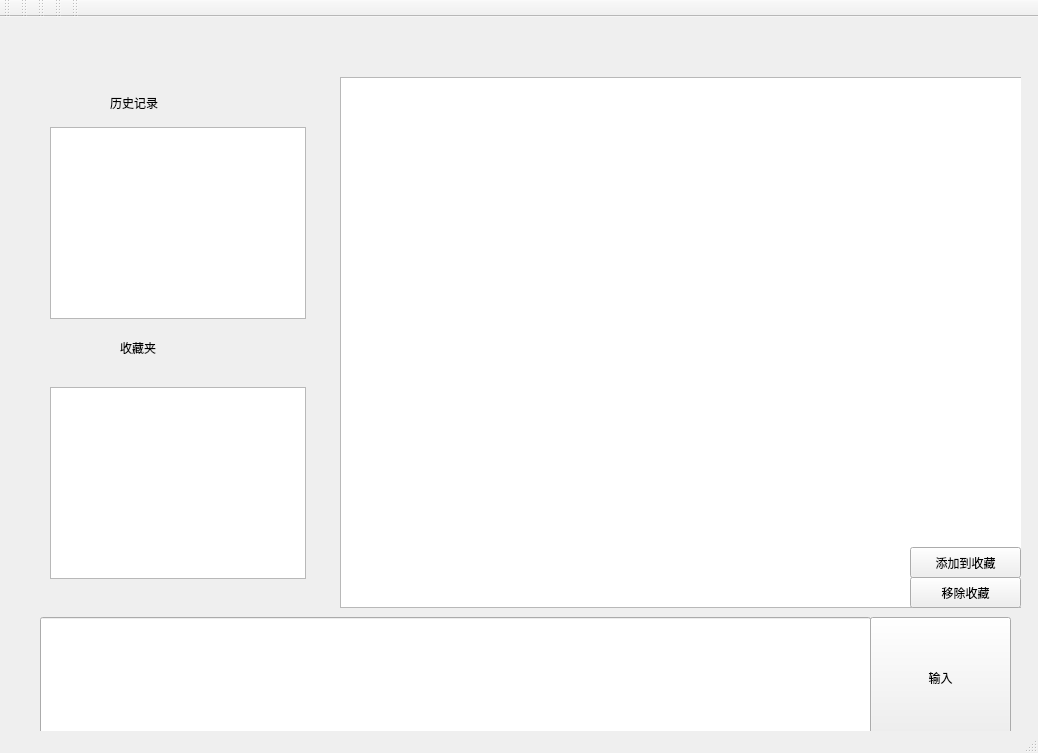
Qt form mainwindow/mainwindow.ui (Ryan-Big-Data-grade24-scut/mainwindow3) before a commit.
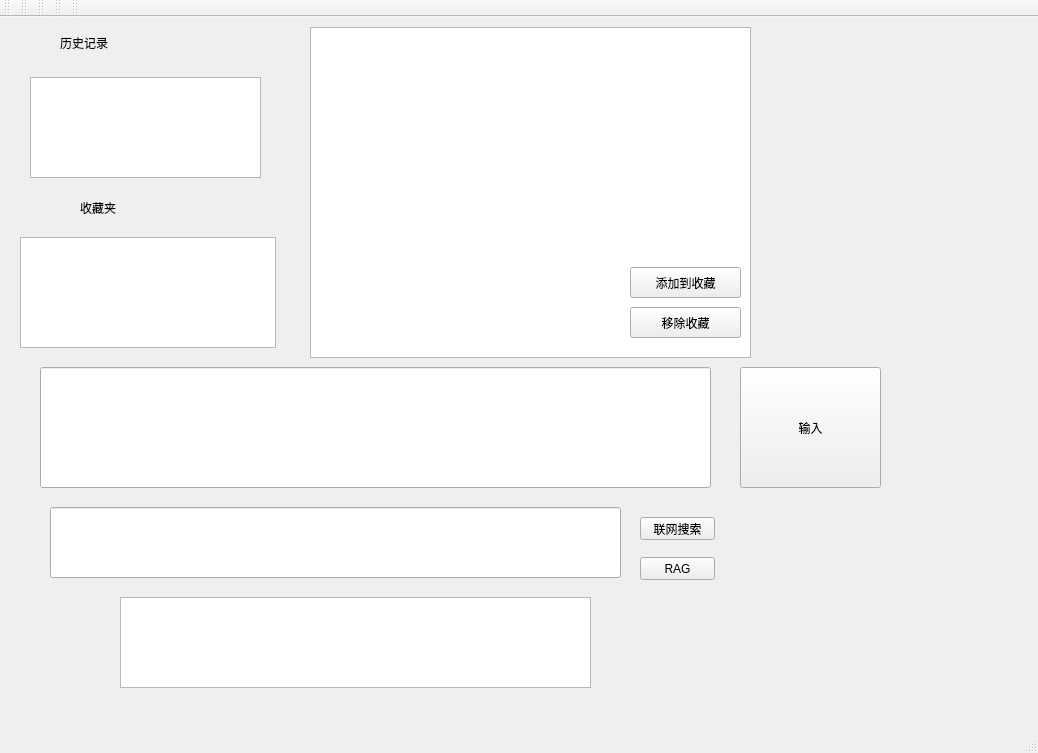
The same form after that commit. The open tabs and pages were chosen to show the change.

Commit message: 能联网搜索

Patch:
```diff
--- a/mainwindow/mainwindow.ui
+++ b/mainwindow/mainwindow.ui
@@ -17,8 +17,8 @@
    <widget class="QStackedWidget" name="stackedWidget">
     <property name="geometry">
      <rect>
-      <x>20</x>
-      <y>50</y>
+      <x>0</x>
+      <y>0</y>
       <width>1001</width>
       <height>671</height>
      </rect>
@@ -215,8 +215,8 @@
      <widget class="QLabel" name="label_5">
       <property name="geometry">
        <rect>
-        <x>90</x>
-        <y>10</y>
+        <x>60</x>
+        <y>0</y>
         <width>151</width>
         <height>51</height>
        </rect>
@@ -231,18 +231,18 @@
      <widget class="QTextEdit" name="textEdit_result">
       <property name="geometry">
        <rect>
-        <x>320</x>
+        <x>310</x>
         <y>10</y>
-        <width>771</width>
-        <height>531</height>
+        <width>441</width>
+        <height>331</height>
        </rect>
       </property>
      </widget>
      <widget class="QPushButton" name="pushButton_ollama">
       <property name="geometry">
        <rect>
-        <x>850</x>
-        <y>550</y>
+        <x>740</x>
+        <y>350</y>
         <width>141</width>
         <height>121</height>
        </rect>
@@ -254,9 +254,9 @@
      <widget class="QLineEdit" name="lineEdit_prompt">
       <property name="geometry">
        <rect>
-        <x>20</x>
-        <y>550</y>
-        <width>831</width>
+        <x>40</x>
+        <y>350</y>
+        <width>671</width>
         <height>121</height>
        </rect>
       </property>
@@ -266,16 +266,16 @@
        <rect>
         <x>30</x>
         <y>60</y>
-        <width>256</width>
-        <height>192</height>
+        <width>231</width>
+        <height>101</height>
        </rect>
       </property>
      </widget>
      <widget class="QPushButton" name="pushButton_addFavorite">
       <property name="geometry">
        <rect>
-        <x>890</x>
-        <y>480</y>
+        <x>630</x>
+        <y>250</y>
         <width>111</width>
         <height>31</height>
        </rect>
@@ -287,8 +287,8 @@
      <widget class="QPushButton" name="pushButton_removeFavorite">
       <property name="geometry">
        <rect>
-        <x>890</x>
-        <y>510</y>
+        <x>630</x>
+        <y>290</y>
         <width>111</width>
         <height>31</height>
        </rect>
@@ -300,8 +300,8 @@
      <widget class="QLabel" name="label_7">
       <property name="geometry">
        <rect>
-        <x>100</x>
-        <y>260</y>
+        <x>80</x>
+        <y>170</y>
         <width>101</width>
         <height>41</height>
        </rect>
@@ -316,10 +316,56 @@
      <widget class="QListWidget" name="listWidget_favorites">
       <property name="geometry">
        <rect>
-        <x>30</x>
-        <y>320</y>
+        <x>20</x>
+        <y>220</y>
         <width>256</width>
-        <height>192</height>
+        <height>111</height>
+       </rect>
+      </property>
+     </widget>
+     <widget class="QPushButton" name="pushButton_search">
+      <property name="geometry">
+       <rect>
+        <x>640</x>
+        <y>500</y>
+        <width>75</width>
+        <height>23</height>
+       </rect>
+      </property>
+      <property name="text">
+       <string>联网搜索</string>
+      </property>
+     </widget>
+     <widget class="QPushButton" name="pushButton_rag">
+      <property name="geometry">
+       <rect>
+        <x>640</x>
+        <y>540</y>
+        <width>75</width>
+        <height>23</height>
+       </rect>
+      </property>
+      <property name="text">
+       <string>RAG</string>
+      </property>
+     </widget>
+     <widget class="QLineEdit" name="lineEdit_search">
+      <property name="geometry">
+       <rect>
+        <x>50</x>
+        <y>490</y>
+        <width>571</width>
+        <height>71</height>
+       </rect>
+      </property>
+     </widget>
+     <widget class="QTextBrowser" name="textBrowser_results">
+      <property name="geometry">
+       <rect>
+        <x>120</x>
+        <y>580</y>
+        <width>471</width>
+        <height>91</height>
        </rect>
       </property>
      </widget>
```
Left out of the diff: 4 changed lines with no effect on the pictures. The commit also changes 2 other files.
